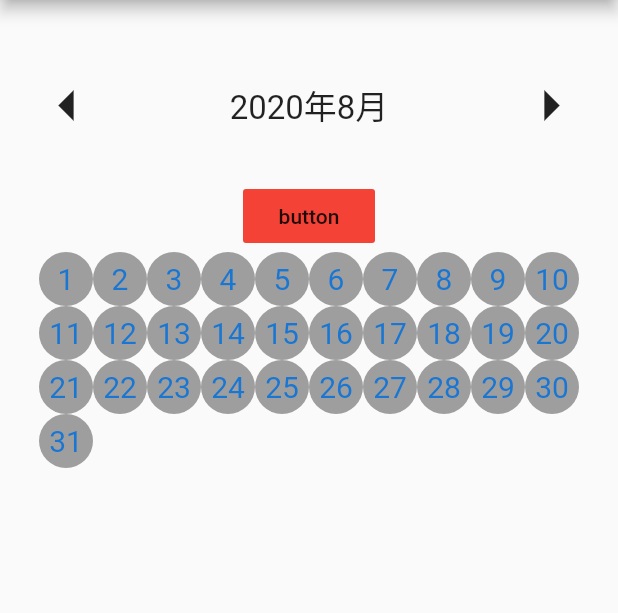
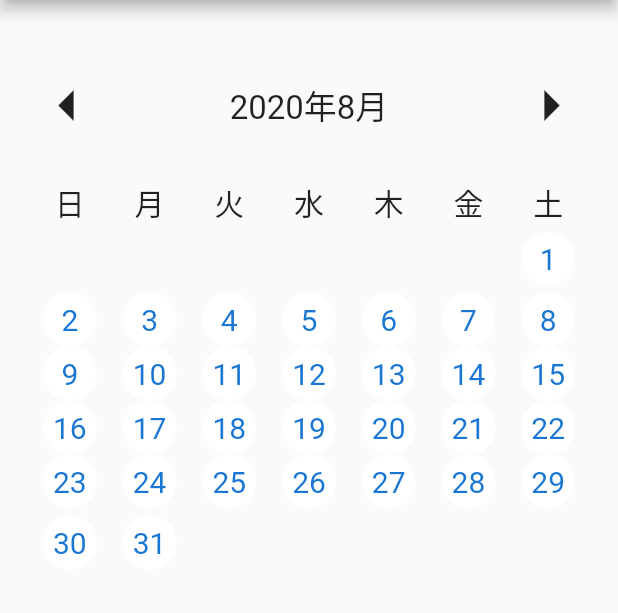
Before and after one commit to haratak/selecting_multiple_days_calendar, a Flutter app: the CalendarPage screen opened directly, on a phone screen of 412 x 824 dp, the part 84-697 px from its top. Run offline on Flutter 3.47's test engine with Material 2 defaults, Android fonts, the phone set to English and light mode, and no system bars; our stand-ins replace freezed_annotation, state_notifier; missing offline and left inert: flutter_state_notifier; generated files the repository leaves out were written again.

Commit message:
カレンダーの日付をタップで選択済みにできるように対応した

```diff
--- a/lib/calendar_page.dart
+++ b/lib/calendar_page.dart
@@ -30,7 +30,6 @@ class _CalendarPageState extends State<CalendarPage> {
     super.initState();
     createMonths(DateTime(now.year, now.month, 1));
     createDayLabel(monthsList);
-//    buildCalendarList();
   }
 
   createMonths(DateTime startMonth) {
@@ -51,18 +50,12 @@ class _CalendarPageState extends State<CalendarPage> {
       List<DayLabel> dayLabelListTemp = [];
       for (var ii = 0; ii < monthsList[i].monthLastNumber; ii++) {
         DayLabel dayLabel =
-            DayLabel(DateTime(monthsList[i].month.year, monthsList[i].month.month, ii + 1), false, Colors.grey);
+            DayLabel(DateTime(monthsList[i].month.year, monthsList[i].month.month, ii + 1), false, Colors.white);
         dayLabelListTemp.add(dayLabel);
       }
       dayLabelList.add(dayLabelListTemp);
     }
   }
-
-//  buildCalendarList() {
-//    for (int i = 0; i < monthsList.length; i++) {
-//      calendarList.add(buildCalendar(monthsList[i], dayLabelList[i]));
-//    }
-//  }
 
   @override
   Widget build(BuildContext context) {
@@ -150,125 +143,80 @@ class _CalendarPageState extends State<CalendarPage> {
   List<Widget> _createPage(List<Month> monthsList) {
     List<Widget> pages = [];
     for (var i = 0; i < monthsList.length; i++) {
-      pages.add(
-        SingleChildScrollView(
-          child: Column(
-            children: [
-              FlatButton(
-                color: monthsList[i].isSelected ? Colors.blue : Colors.red,
-                child: Text('button'),
-                onPressed: () {
-                  setState(() {
-                    if (monthsList[i].isSelected) {
-                      monthsList[i].isSelected = false;
-                    } else {
-                      monthsList[i].isSelected = true;
-                    }
-                  });
-                  print('pushed');
-                  print('${monthsList[i].isSelected}');
-                },
-              ),
-//          Column(
-////            children: _list,
-////          ),
-              Wrap(
-                children: buildCalendar(monthsList[i], dayLabelList[i]),
-              ),
-            ],
-          ),
+      pages.add(SingleChildScrollView(
+        child: Column(
+          children: buildCalendar(monthsList[i], dayLabelList[i]),
         ),
-      );
+      ));
     }
     return pages;
   }
 
   List<Widget> buildCalendar(Month month, List<DayLabel> dayLabelList) {
     List<Widget> _list = [];
-    List<Widget> _listMain = [];
+    List<Widget> _widgetList = [];
 
-    for (var i = 0; i < dayLabelList.length; i++) {
-      _list.add(buildCalendarItem(dayLabelList[i]));
+    List<String> _dayOfTheWeek = ['日', '月', '火', '水', '木', '金', '土'];
+    List<Widget> _weekList = [];
+    for (int i = 0; i < 7; i++) {
+      _weekList.add(Expanded(
+        child: Container(
+          child: Text(
+            _dayOfTheWeek[i],
+            textAlign: TextAlign.center,
+            style: TextStyle(fontSize: 20.0),
+          ),
+        ),
+      ));
     }
-    return _list;
-//    return SingleChildScrollView(
-//      child: Column(
-//        children: [
-//          FlatButton(
-//            color: month.isSelected ? Colors.blue : Colors.red,
-//            child: Text('button'),
-//            onPressed: () {
-//              setState(() {
-//                if (month.isSelected) {
-//                  month.isSelected = false;
-//                } else {
-//                  month.isSelected = true;
-//                }
-//              });
-//              print('pushed');
-//              print('${month.isSelected}');
-//            },
-//          ),
-////          Column(
-//////            children: _list,
-//////          ),
-//          Wrap(
-//            children: _list,
-//          ),
-//        ],
-//      ),
-//    );
-//    List<Widget> _list = [];
-//
-//    List<String> _dayOfTheWeek = ['日', '月', '火', '水', '木', '金', '土'];
-//    List<Widget> _weekList = [];
-//    for (int i = 0; i < 7; i++) {
-//      _weekList.add(Expanded(
-//        child: Container(
-//          child: Text(
-//            _dayOfTheWeek[i],
-//            textAlign: TextAlign.center,
-//            style: TextStyle(fontSize: 20.0),
-//          ),
-//        ),
-//      ));
+    _list.add(
+      Row(
+        children: _weekList,
+      ),
+    );
+
+    List<Widget> _listCache = [];
+    for (int i = 0; i < month.monthLastNumber; i++) {
+      _listCache.add(Expanded(
+        child: buildCalendarItem(dayLabelList[i]),
+      ));
+      if (dayLabelList[i].day.weekday == 6 || i + 1 == month.monthLastNumber) {
+        int repeatNumber = 7 - _listCache.length;
+        for (int j = 0; j < repeatNumber; j++) {
+          if (dayLabelList[i].day.day <= 7) {
+            _listCache.insert(
+                0,
+                Expanded(
+                  child: Container(height: itemHeight),
+                ));
+          } else {
+            _listCache.add(Expanded(
+              child: Container(
+                height: itemHeight,
+              ),
+            ));
+          }
+        }
+
+        _list.add(Row(
+          children: _listCache,
+        ));
+        _listCache = [];
+      }
+    }
+
+//    for (var i = 0; i < dayLabelList.length; i++) {
+    _widgetList.add(SingleChildScrollView(
+      child: Column(
+        children: [
+          Column(
+            children: _list,
+          ),
+        ],
+      ),
+    ));
 //    }
-//    _list.add(
-//      Row(
-//        children: _weekList,
-//      ),
-//    );
-//
-//    List<Widget> _listCache = [];
-//    for (int i = 0; i < month.monthLastNumber; i++) {
-//      _listCache.add(Expanded(
-//        child: buildCalendarItem(dayLabelList[i]),
-//      ));
-////      print(dayLabelList[i].day.weekday == 6 || i == month.monthLastNumber);
-//      if (dayLabelList[i].day.weekday == 6 || i + 1 == month.monthLastNumber) {
-//        int repeatNumber = 7 - _listCache.length;
-//        for (int j = 0; j < repeatNumber; j++) {
-//          if (dayLabelList[i].day.day <= 7) {
-//            _listCache.insert(
-//                0,
-//                Expanded(
-//                  child: Container(height: itemHeight),
-//                ));
-//          } else {
-//            _listCache.add(Expanded(
-//              child: Container(
-//                height: itemHeight,
-//              ),
-//            ));
-//          }
-//        }
-//
-//        _list.add(Row(
-//          children: _listCache,
-//        ));
-//        _listCache = [];
-//      }
-//    }
+    return _widgetList;
   }
 
   Widget buildCalendarItem(DayLabel dayLabel) {
@@ -291,12 +239,9 @@ class _CalendarPageState extends State<CalendarPage> {
       ),
       onTap: () {
         setState(() {
-          print(dayLabel.isSelected);
-          print(dayLabel.labelColor);
-          print(dayLabel.day);
           if (dayLabel.isSelected) {
             dayLabel.isSelected = false;
-            dayLabel.labelColor = Colors.grey;
+            dayLabel.labelColor = Colors.white;
           } else {
             dayLabel.isSelected = true;
             dayLabel.labelColor = Colors.redAccent;
```
